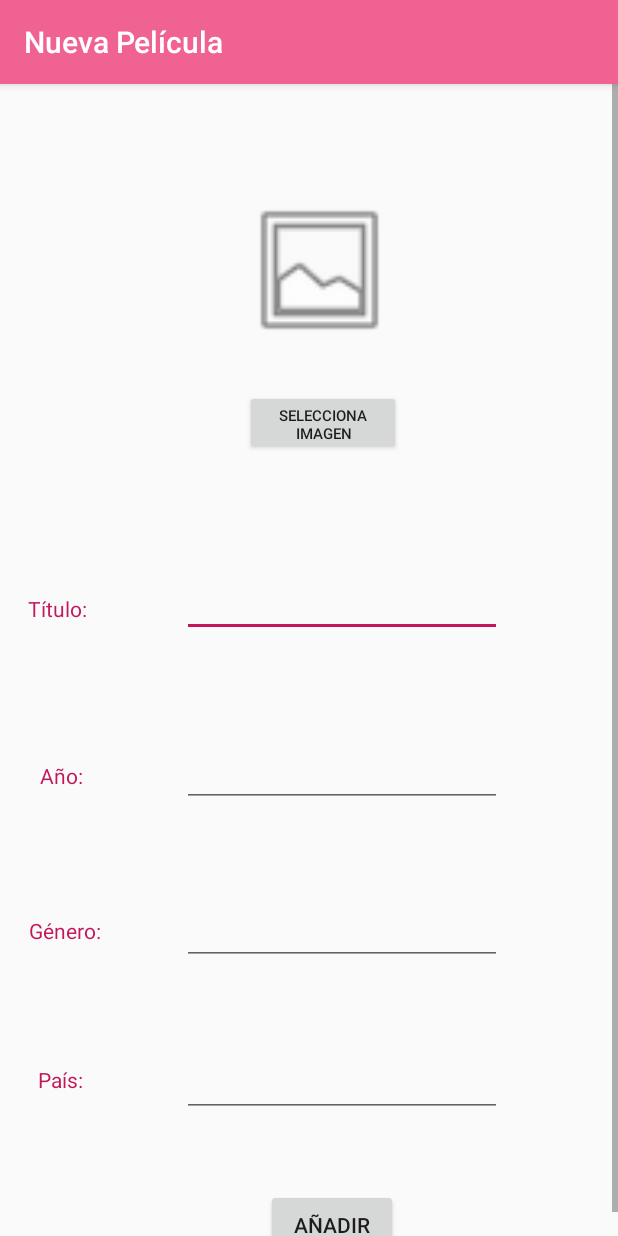
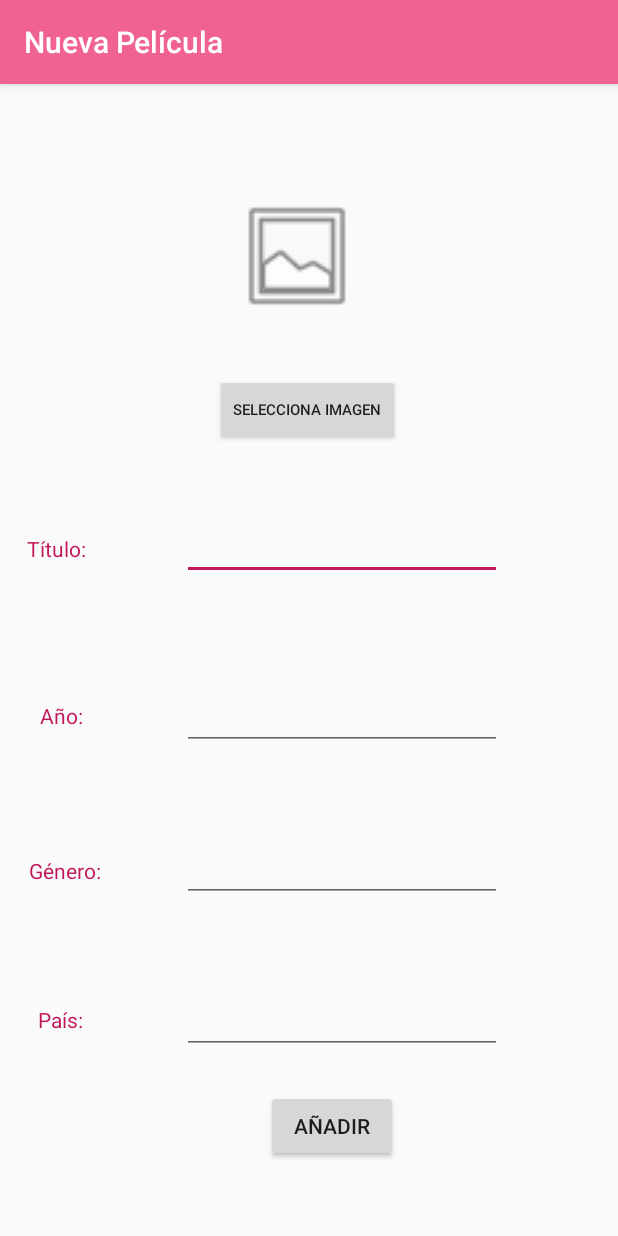
Before and after one commit to PantherJor/VenteAnguloJordanPMD, an Android app: the NuevaPeliculaActivity screen opened directly, with no data from a screen before it, on a phone screen of 412 x 824 dp. Run offline under Robolectric (Android 15) with nearby library versions, the phone set to English and light mode, and no system bars.

Commit message:
seleccionar imagen

```diff
--- a/app/src/main/res/layout/formulario_nueva_pelicula.xml
+++ b/app/src/main/res/layout/formulario_nueva_pelicula.xml
@@ -15,18 +15,18 @@
             android:id="@+id/editTextgenero"
             android:layout_width="wrap_content"
             android:layout_height="wrap_content"
-            android:layout_marginTop="60dp"
+            android:layout_marginTop="56dp"
             android:ems="10"
             android:inputType="textPersonName"
             app:layout_constraintEnd_toEndOf="parent"
-            app:layout_constraintHorizontal_bias="0.113"
+            app:layout_constraintHorizontal_bias="0.114"
             app:layout_constraintStart_toStartOf="@+id/guideline2"
             app:layout_constraintTop_toBottomOf="@+id/editTextano" />
 
         <ImageView
             android:id="@+id/imageViewadd"
-            android:layout_width="115dp"
-            android:layout_height="104dp"
+            android:layout_width="85dp"
+            android:layout_height="85dp"
             android:layout_marginStart="44dp"
             android:layout_marginTop="72dp"
             app:layout_constraintStart_toStartOf="@+id/guideline2"
@@ -37,11 +37,11 @@
             android:id="@+id/editTextnewtitle"
             android:layout_width="wrap_content"
             android:layout_height="wrap_content"
-            android:layout_marginTop="76dp"
+            android:layout_marginTop="44dp"
             android:ems="10"
             android:inputType="textPersonName"
             app:layout_constraintEnd_toEndOf="parent"
-            app:layout_constraintHorizontal_bias="0.113"
+            app:layout_constraintHorizontal_bias="0.114"
             app:layout_constraintStart_toStartOf="@+id/guideline2"
             app:layout_constraintTop_toBottomOf="@+id/seleccionarImagen" />
 
@@ -64,7 +64,7 @@
             android:ems="10"
             android:inputType="textPersonName"
             app:layout_constraintEnd_toEndOf="parent"
-            app:layout_constraintHorizontal_bias="0.113"
+            app:layout_constraintHorizontal_bias="0.114"
             app:layout_constraintStart_toStartOf="@+id/guideline2"
             app:layout_constraintTop_toBottomOf="@+id/editTextnewtitle" />
 
@@ -107,7 +107,7 @@
             android:layout_width="wrap_content"
             android:layout_height="wrap_content"
             android:layout_marginStart="36dp"
-            android:layout_marginTop="48dp"
+            android:layout_marginTop="24dp"
             android:text="Añadir"
             app:layout_constraintEnd_toEndOf="parent"
             app:layout_constraintHorizontal_bias="0.17"
@@ -118,12 +118,12 @@
             android:id="@+id/textViewtitle"
             android:layout_width="wrap_content"
             android:layout_height="wrap_content"
-            android:layout_marginTop="340dp"
+            android:layout_marginTop="300dp"
             android:layout_marginEnd="52dp"
             android:text="Título:"
             android:textColor="@color/darkprimaycolored"
             app:layout_constraintEnd_toStartOf="@+id/guideline2"
-            app:layout_constraintHorizontal_bias="0.932"
+            app:layout_constraintHorizontal_bias="0.9"
             app:layout_constraintStart_toStartOf="parent"
             app:layout_constraintTop_toTopOf="parent" />
 
@@ -136,10 +136,10 @@
 
         <Button
             android:id="@+id/seleccionarImagen"
-            android:layout_width="104dp"
-            android:layout_height="43dp"
-            android:layout_marginStart="52dp"
-            android:layout_marginTop="28dp"
+            android:layout_width="wrap_content"
+            android:layout_height="wrap_content"
+            android:layout_marginStart="32dp"
+            android:layout_marginTop="36dp"
             android:text="Selecciona imagen"
             android:textSize="10sp"
             app:layout_constraintStart_toStartOf="@+id/guideline2"
```
